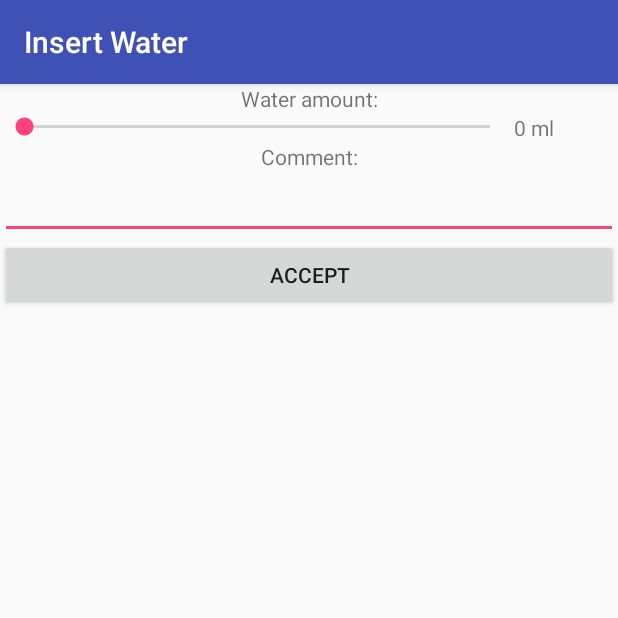
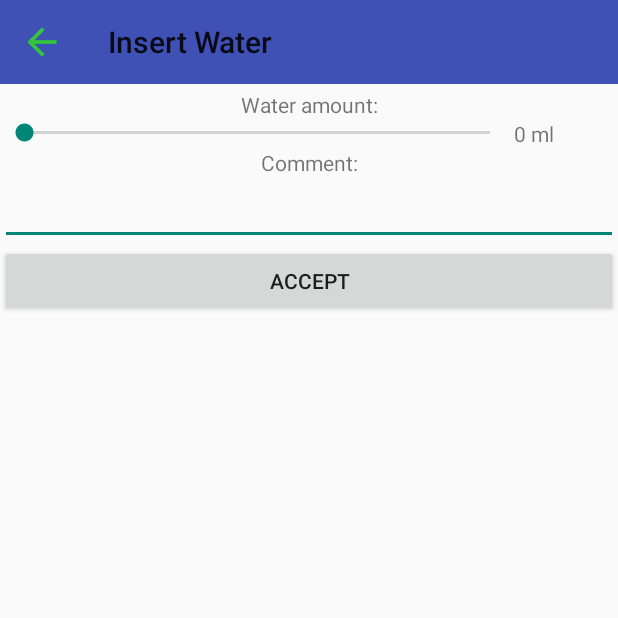
Before and after one commit to leahciMK/DrinkMoreWater, an Android app: the InsertWater screen opened directly, with no data from a screen before it, on a phone screen of 412 x 824 dp, the top half of it. Run offline under Robolectric (Android 15) with nearby library versions, the phone set to English and light mode, and no system bars.

Commit message:
added toolbar

```diff
--- a/app/build.gradle
+++ b/app/build.gradle
@@ -26,4 +26,5 @@ dependencies {
     androidTestImplementation 'com.android.support.test:runner:1.0.1'
     androidTestImplementation 'com.android.support.test.espresso:espresso-core:3.0.1'
     implementation 'com.android.support:design:26.1.0'
+    implementation 'com.android.support:mediarouter-v7:26.1.0'
 }
--- a/app/src/main/AndroidManifest.xml
+++ b/app/src/main/AndroidManifest.xml
@@ -16,7 +16,8 @@
                 <category android:name="android.intent.category.LAUNCHER" />
             </intent-filter>
         </activity>
-        <activity android:name=".Activities.InsertWater" android:label="@string/insert_water"></activity>
+        <activity android:name=".Activities.InsertWater" android:label="@string/insert_water"
+            android:theme="@style/Theme.AppCompat.Light.NoActionBar"></activity>
     </application>
 
 </manifest>
--- a/app/src/main/java/com/mj/drinkmorewater/Activities/InsertWater.java
+++ b/app/src/main/java/com/mj/drinkmorewater/Activities/InsertWater.java
@@ -1,8 +1,12 @@
 package com.mj.drinkmorewater.Activities;
 
+import android.content.Intent;
 import android.support.v7.app.AppCompatActivity;
 import android.os.Bundle;
+import android.support.v7.widget.Toolbar;
 import android.util.Log;
+import android.view.Menu;
+import android.view.MenuItem;
 import android.view.View;
 import android.widget.Button;
 import android.widget.EditText;
@@ -35,6 +39,16 @@ public class InsertWater extends AppCompatActivity implements SeekBar.OnSeekBarC
         btnInsert.setOnClickListener(saveWaterButtonClicked);
         seekBar.setOnSeekBarChangeListener(this);
 
+        Toolbar myToolbar = (Toolbar) findViewById(R.id.my_toolbar);
+
+        setSupportActionBar(myToolbar);
+        myToolbar.setNavigationIcon(R.drawable.ic_action_back);
+        myToolbar.setNavigationOnClickListener(new View.OnClickListener() {
+            @Override
+            public void onClick(View view) {
+                onBackPressed();
+            }
+        });
         seekBar.setMax(3000);
 
 
@@ -93,5 +107,30 @@ public class InsertWater extends AppCompatActivity implements SeekBar.OnSeekBarC
     public void onStopTrackingTouch(SeekBar seekBar) {
     }
 
+//    @Override
+//    public boolean onOptionsItemSelected(MenuItem item) {
+//        switch (item.getItemId()) {
+//            case R.id.btnBack:
+//                onBackPressed();
+//
+//
+//            default:
+//                return super.onOptionsItemSelected(item);
+//
+//
+//        }
+//
+//    }
+//
+//    @Override
+//    public boolean onCreateOptionsMenu(Menu menu) { //load toolbar
+//        getMenuInflater().inflate(R.menu.menu_insert_water, menu);
+//        return true;
+//    }
 
+    @Override
+    public void onBackPressed() {
+        super.onBackPressed();
+        finish();
+    }
 }
--- a/app/src/main/res/layout/activity_insert_water.xml
+++ b/app/src/main/res/layout/activity_insert_water.xml
@@ -7,10 +7,23 @@
     tools:context="com.mj.drinkmorewater.Activities.InsertWater"
     tools:layout_editor_absoluteY="81dp">
 
+    <android.support.v7.widget.Toolbar
+        android:id="@+id/my_toolbar"
+        android:layout_width="match_parent"
+        android:layout_height="?attr/actionBarSize"
+        android:background="?attr/colorPrimary"
+        android:clipChildren="true"
+        android:theme="@style/AppTheme"
+        app:popupTheme="@style/ThemeOverlay.AppCompat.Light">
+
+    </android.support.v7.widget.Toolbar>
+
+
     <LinearLayout
         android:layout_width="match_parent"
         android:layout_height="match_parent"
         android:orientation="vertical"
+        android:paddingTop="60dp"
         tools:layout_editor_absoluteX="8dp"
         tools:layout_editor_absoluteY="8dp">
 
@@ -18,14 +31,14 @@
             android:id="@+id/txtWaterAmount"
             android:layout_width="match_parent"
             android:layout_height="wrap_content"
-            android:textAlignment="center"
-            android:text="@string/water_amount" />
+            android:text="@string/water_amount"
+            android:textAlignment="center" />
 
         <LinearLayout
             android:layout_width="match_parent"
             android:layout_height="wrap_content"
-            android:textAlignment="center"
-            android:orientation="horizontal">
+            android:orientation="horizontal"
+            android:textAlignment="center">
 
             <SeekBar
                 android:id="@+id/seekBarWaterAmount"
@@ -45,8 +58,8 @@
             android:id="@+id/txtComment"
             android:layout_width="match_parent"
             android:layout_height="wrap_content"
-            android:textAlignment="center"
-            android:text="@string/comment_insert_water" />
+            android:text="@string/comment_insert_water"
+            android:textAlignment="center" />
 
         <EditText
             android:id="@+id/editTextComment"
--- a/app/src/main/res/values/strings.xml
+++ b/app/src/main/res/values/strings.xml
@@ -6,4 +6,5 @@
     <string name="water_amount">Water amount:</string>
     <string name="comment_insert_water">Comment:</string>
     <string name="btn_insert_water_accept">Accept</string>
+    <string name="menuitem_back">Back</string>
 </resources>
--- a/app/src/main/res/values/styles.xml
+++ b/app/src/main/res/values/styles.xml
@@ -8,4 +8,8 @@
         <item name="colorAccent">@color/colorAccent</item>
     </style>
 
+    <style name="AppTheme.AppBarOverlay" parent="ThemeOverlay.AppCompat.Dark.ActionBar" />
+
+    <style name="AppTheme.PopupOverlay" parent="ThemeOverlay.AppCompat.Light" />
+
 </resources>
```
Also changed, not shown: app/src/main/res/drawable/ic_search_black_24dp.xml (added, +9 -0 lines), app/src/main/res/menu/insert_water_menu.xml (deleted, +0 -10 lines), app/src/main/res/drawable-hdpi/ic_action_back.png (added), app/src/main/res/drawable-mdpi/ic_action_back.png (added), app/src/main/res/drawable-xhdpi/ic_action_back.png (added), app/src/main/res/drawable-xxhdpi/ic_action_back.png (added).
